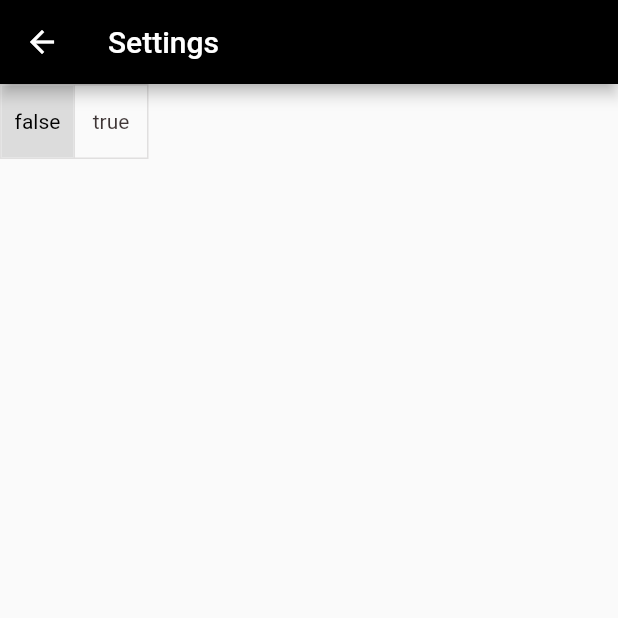
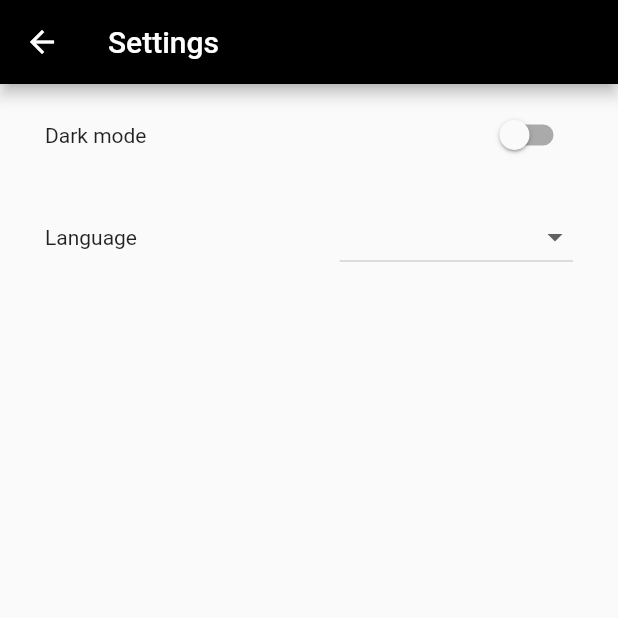
Before and after one commit to FedCampus/FedCampus_Flutter, a Flutter app: the BottomNavigator screen opened directly, item 3 of the bottom bar chosen, after a tap on "Preference", on a phone screen of 412 x 824 dp, the top half of it. Run offline on Flutter 3.47's test engine with Material 2 defaults, Android fonts, the phone set to English and light mode, and no system bars; our stand-ins replace dio, file_picker, logger, shared_preferences, table_calendar; missing offline and left inert: pigeon; accounts and stored records are empty; generated files the repository leaves out were written again; network calls fail.

Commit message:
use Provider for state management; add support for localizations

```diff
--- /dev/null
+++ b/fedcampus/l10n.yaml
@@ -0,0 +1,3 @@
+arb-dir: lib/l10n
+template-arb-file: app_en.arb
+output-localization-file: app_localizations.dart
--- /dev/null
+++ b/fedcampus/lib/l10n/app_en.arb
@@ -0,0 +1,14 @@
+{
+  "settings": "Settings",
+  "@settings": {
+    "description": "Settings appbar text"
+  },
+  "language": "Language",
+  "@language": {
+    "description": "Language setting entry text"
+  },
+  "dark_mode": "Dark mode",
+  "@dark_mode": {
+    "description": "Dark mode setting entry text"
+  }
+}
--- /dev/null
+++ b/fedcampus/lib/l10n/app_ja.arb
@@ -0,0 +1,5 @@
+{
+  "settings": "設定",
+  "language": "言語",
+  "dark_mode": "ダークモード"
+}
--- /dev/null
+++ b/fedcampus/lib/l10n/app_zh.arb
@@ -0,0 +1,5 @@
+{
+  "settings": "设置",
+  "language": "语言",
+  "dark_mode": "深色模式"
+}
--- a/fedcampus/lib/main.dart
+++ b/fedcampus/lib/main.dart
@@ -1,10 +1,20 @@
+import 'package:fedcampus/utility/log.dart';
 import 'package:fedcampus/view/home.dart';
 import 'package:flutter/material.dart';
+import 'package:flutter_localizations/flutter_localizations.dart';
+import 'package:provider/provider.dart';
+import 'package:shared_preferences/shared_preferences.dart';
+import 'package:flutter_gen/gen_l10n/app_localizations.dart';
 
 void main() {
   //make sure you use a context that contains a Navigator instance as parent.
   //https://stackoverflow.com/a/51292613
-  runApp(const MyApp());
+  runApp(
+    ChangeNotifierProvider(
+      create: (context) => MyAppState(),
+      child: const MyApp(),
+    ),
+  );
 }
 
 class MyApp extends StatefulWidget {
@@ -12,24 +22,55 @@ class MyApp extends StatefulWidget {
     super.key,
   });
 
+  static _MyAppState of(BuildContext context) =>
+      context.findAncestorStateOfType<_MyAppState>()!;
+
   @override
   State<MyApp> createState() => _MyAppState();
 }
 
 class _MyAppState extends State<MyApp> {
-  // ThemeMode _themeMode = ThemeMode.system;
-  // TODO: default to light in development; should be set to systemwide preference in release
+  // TODO: ThemeMode _themeMode = ThemeMode.system;
   ThemeMode _themeMode = ThemeMode.light;
+
+  @override
+  void initState() {
+    super.initState();
+    initSettings(context);
+  }
+
   void changeTheme(ThemeMode themeMode) {
     setState(() {
       _themeMode = themeMode;
     });
   }
 
+  void initSettings(BuildContext context) async {
+    SharedPreferences prefs = await SharedPreferences.getInstance();
+    if (!mounted) return;
+    MyAppState myAppState = Provider.of<MyAppState>(context, listen: false);
+    bool theme = prefs.getBool('isDarkModeOn') ?? false;
+    myAppState.isDarkModeOn = theme;
+    myAppState.toggleTheme(theme);
+  }
+
   @override
   Widget build(BuildContext context) {
+    var appState = context.watch<MyAppState>();
     return MaterialApp(
       title: 'Fedcampus Flutter',
+      localizationsDelegates: const [
+        AppLocalizations.delegate,
+        GlobalMaterialLocalizations.delegate,
+        GlobalWidgetsLocalizations.delegate,
+        GlobalCupertinoLocalizations.delegate,
+      ],
+      supportedLocales: const [
+        Locale('en', 'US'),
+        Locale('zh', 'CN'),
+        Locale('ja', 'JP'),
+      ],
+      locale: appState.locale,
       theme: ThemeData(
         useMaterial3: false,
         colorScheme: ColorScheme.fromSeed(
@@ -50,10 +91,31 @@ class _MyAppState extends State<MyApp> {
         brightness: Brightness.dark,
         /* dark theme settings */
       ),
-      themeMode: _themeMode,
+      themeMode: appState.themeMode,
       home: HomeRoute(changeThemeCallback: changeTheme),
     );
   }
 }
 
-class MyAppState extends ChangeNotifier {}
+class MyAppState extends ChangeNotifier {
+  Locale locale = const Locale('en', 'US');
+  ThemeMode themeMode = ThemeMode.light;
+  bool isDarkModeOn = false;
+
+  void toggleTheme(bool b) {
+    // logger.d(b);
+    if (b) {
+      themeMode = ThemeMode.dark;
+      isDarkModeOn = true;
+    } else {
+      themeMode = ThemeMode.light;
+      isDarkModeOn = false;
+    }
+    notifyListeners();
+  }
+
+  void setLocale(Locale value) {
+    locale = value;
+    notifyListeners();
+  }
+}
--- a/fedcampus/lib/view/health.dart
+++ b/fedcampus/lib/view/health.dart
@@ -38,6 +38,7 @@ class _HealthState extends State<Health> {
     }
     final data = jsonDecode(responseBody);
     // logger.d(data);
+    if (mounted) {
       setState(() {
         try {
           int d = int.parse(data['distance']);
@@ -46,6 +47,7 @@ class _HealthState extends State<Health> {
           dist = 'loading';
         }
       });
+    }
   }
 
   updateDate(DateTime selectedDate) {
@@ -198,6 +200,7 @@ class Date extends StatelessWidget {
       child: TextButton(
         onPressed: () => Future.delayed(const Duration(milliseconds: 140))
             .then((value) => calendarDialog()),
+        // legacypaged calendar
         // onPressed: () {
         //   Navigator.push(
         //     context,
--- a/fedcampus/lib/view/home.dart
+++ b/fedcampus/lib/view/home.dart
@@ -1,7 +1,9 @@
+import 'package:fedcampus/main.dart';
 import 'package:fedcampus/view/huawei/huaweihomepage.dart';
 import 'package:fedcampus/view/train_app.dart';
 import 'package:fedcampus/view/navigator.dart';
 import 'package:flutter/material.dart';
+import 'package:provider/provider.dart';
 
 class HomeRoute extends StatefulWidget {
   const HomeRoute({super.key, required this.changeThemeCallback});
@@ -12,29 +14,9 @@ class HomeRoute extends StatefulWidget {
 }
 
 class _HomeRouteState extends State<HomeRoute> {
-  final List<bool> _selectedThemes = [true, false];
-
-  void toggleTheme(int i) {
-    setState(() {
-      switch (i) {
-        case 0:
-          widget.changeThemeCallback(ThemeMode.light);
-          _selectedThemes[0] = true;
-          _selectedThemes[1] = false;
-        case 1:
-          widget.changeThemeCallback(ThemeMode.dark);
-          _selectedThemes[0] = false;
-          _selectedThemes[1] = true;
-        default:
-          widget.changeThemeCallback(ThemeMode.light);
-          _selectedThemes[0] = true;
-          _selectedThemes[1] = false;
-      }
-    });
-  }
-
   @override
-  build(BuildContext context) => Scaffold(
+  build(BuildContext context) {
+    return Scaffold(
       appBar: AppBar(
         title: Image.asset(
           'assets/images/title.png',
@@ -62,10 +44,6 @@ class _HomeRouteState extends State<HomeRoute> {
               );
             },
           ),
-            ToggleButtons(
-                isSelected: _selectedThemes,
-                onPressed: (i) => toggleTheme(i),
-                children: const [Text('light'), Text('dark')]),
           ElevatedButton(
             child: const Text('Open Huawei Test Page'),
             onPressed: () {
@@ -79,3 +57,4 @@ class _HomeRouteState extends State<HomeRoute> {
       ),
     );
   }
+}
--- a/fedcampus/lib/view/me.dart
+++ b/fedcampus/lib/view/me.dart
@@ -184,9 +184,14 @@ class _ProfileCardState extends State<ProfileCard> {
   }
 
   getAvatar() async {
-    String responseBody =
-        (await http.get(Uri.parse('http://192.168.0.107:9999/api/file/10/')))
-            .body;
+    String responseBody;
+    try {
+      responseBody =
+          (await http.get(Uri.parse('http://192.168.0.107:9999/api/file/10/')))
+              .body;
+    } catch (e) {
+      responseBody = '{"file": "fail"}';
+    }
     final data = jsonDecode(responseBody);
     setState(() {
       _avatarUrl = data['file'];
--- a/fedcampus/lib/view/me/setting.dart
+++ b/fedcampus/lib/view/me/setting.dart
@@ -1,6 +1,9 @@
+import 'package:fedcampus/main.dart';
 import 'package:fedcampus/utility/log.dart';
 import 'package:flutter/material.dart';
+import 'package:provider/provider.dart';
 import 'package:shared_preferences/shared_preferences.dart';
+import 'package:flutter_gen/gen_l10n/app_localizations.dart';
 
 class Settings extends StatefulWidget {
   const Settings({
@@ -13,58 +16,91 @@ class Settings extends StatefulWidget {
 
 class _SettingsState extends State<Settings> {
   late SharedPreferences prefs;
-  final List<bool> _selectedThemes = [true, false];
+
+  List<String> list = <String>['English', 'Simplified Chinese', 'Japanese'];
 
   @override
   void initState() {
     super.initState();
-    initSettings();
+    initSettings(context);
   }
 
-  toggleTest(int i) async {
-    if (i == 1) {
-      await prefs.setBool('test', true);
-      setState(() {
-        _selectedThemes[0] = false;
-        _selectedThemes[1] = true;
-      });
-    } else {
-      await prefs.setBool('test', false);
-      setState(() {
-        _selectedThemes[0] = true;
-        _selectedThemes[1] = false;
-      });
-    }
+  toggleTheme(bool b, BuildContext context) async {
+    prefs.setBool('isDarkModeOn', b);
+    Provider.of<MyAppState>(context, listen: false).toggleTheme(b);
   }
 
-  void initSettings() async {
+  void initSettings(BuildContext context) async {
     prefs = await SharedPreferences.getInstance();
-    logger.d(prefs.getBool('test') ?? false);
-    if (prefs.getBool('test') ?? false) {
-      setState(() {
-        logger.d(1);
-        _selectedThemes[0] = false;
-        _selectedThemes[1] = true;
-      });
-    } else {
-      setState(() {
-        logger.d(2);
-        _selectedThemes[0] = true;
-        _selectedThemes[1] = false;
-      });
+    if (!mounted) return;
+    MyAppState myAppState = Provider.of<MyAppState>(context, listen: false);
+    bool theme = prefs.getBool('isDarkModeOn') ?? false;
+    myAppState.isDarkModeOn = theme;
+    myAppState.toggleTheme(theme);
+  }
+
+  void setLocale(String locale, BuildContext context) {
+    logger.d(locale);
+    switch (locale) {
+      case 'English':
+        {
+          Provider.of<MyAppState>(context, listen: false)
+              .setLocale(const Locale('en', 'US'));
+        }
+      case 'Simplified Chinese':
+        {
+          Provider.of<MyAppState>(context, listen: false)
+              .setLocale(const Locale('zh', 'CN'));
+        }
+      case 'Japanese':
+        {
+          Provider.of<MyAppState>(context, listen: false)
+              .setLocale(const Locale('ja', 'JP'));
+        }
+      default:
+        {
+          Provider.of<MyAppState>(context, listen: false)
+              .setLocale(const Locale('en', 'US'));
+        }
     }
   }
 
   @override
   Widget build(BuildContext context) {
+    var appState = context.watch<MyAppState>();
     return Scaffold(
-      appBar: AppBar(title: const Text('Settings')),
+      appBar: AppBar(title: Text(AppLocalizations.of(context)!.settings)),
       body: ListView(
         children: [
-          ToggleButtons(
-              isSelected: _selectedThemes,
-              onPressed: (i) => toggleTest(i),
-              children: const [Text('false'), Text('true')]),
+          Container(
+            padding: const EdgeInsets.fromLTRB(30, 10, 30, 10),
+            child: Row(
+              mainAxisAlignment: MainAxisAlignment.spaceBetween,
+              children: [
+                Text(AppLocalizations.of(context)!.dark_mode),
+                Switch(
+                    value: appState.isDarkModeOn,
+                    onChanged: (b) => toggleTheme(b, context)),
+              ],
+            ),
+          ),
+          Container(
+            padding: const EdgeInsets.fromLTRB(30, 10, 30, 10),
+            child: Row(
+              mainAxisAlignment: MainAxisAlignment.spaceBetween,
+              children: [
+                Text(AppLocalizations.of(context)!.language),
+                DropdownButton(
+                    items: list.map<DropdownMenuItem<String>>((String value) {
+                      return DropdownMenuItem<String>(
+                        value: value,
+                        child: Text(value),
+                      );
+                    }).toList(),
+                    onChanged: (s) => setLocale(s ?? 'en', context))
+              ],
+            ),
+          ),
         ],
       ),
     );
```
Also changed, not shown: fedcampus/lib/view/activity.dart (+6 -4 lines), fedcampus/lib/view/calendar.dart (+13 -1 lines), fedcampus/pubspec.yaml (+4 -3 lines). Lines whose indentation alone changed are shown as unchanged.
